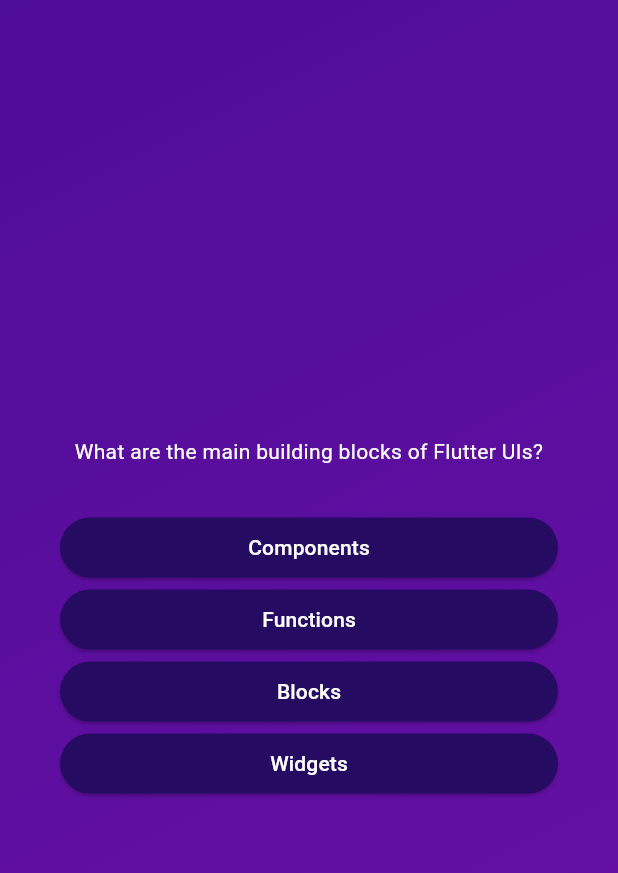
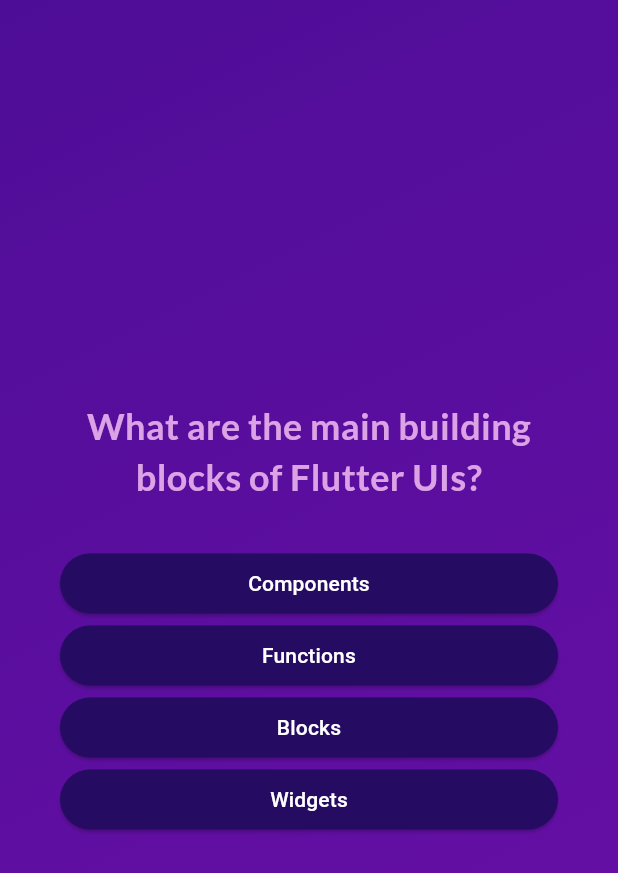
Before and after one commit to AnasKhan1506/quizz-app, a Flutter app: the screen it shows after launch, after a tap on "Start Quiz", on a phone screen of 412 x 824 dp. Shown: the top 873 px of the screen. Run offline on Flutter 3.47's test engine with Material 3 defaults, Android fonts, the phone set to English and light mode, and no system bars; our stand-ins replace google_fonts.

Commit message:
setting up answer state

```diff
--- a/lib/answer_button.dart
+++ b/lib/answer_button.dart
@@ -21,7 +21,10 @@ class AnswerButton extends StatelessWidget {
           foregroundColor: Colors.white,
           shape:
               RoundedRectangleBorder(borderRadius: BorderRadius.circular(40))),
-      child: Text(answerText),
+      child: Text(
+        answerText,
+        textAlign: TextAlign.center,
+      ),
     );
   }
 }
--- a/lib/questions_screen.dart
+++ b/lib/questions_screen.dart
@@ -1,9 +1,11 @@
 import 'package:flutter/material.dart';
+import 'package:google_fonts/google_fonts.dart';
 import 'package:quizzapp/answer_button.dart';
 import 'package:quizzapp/data/questions.dart';
 
 class QuestionsScreen extends StatefulWidget {
-  const QuestionsScreen({super.key});
+  const QuestionsScreen({super.key, required this.onSelectAnswer});
+  final void Function(String answer) onSelectAnswer;
 
   @override
   State<QuestionsScreen> createState() => _QuestionsScreenState();
@@ -32,7 +34,11 @@ class _QuestionsScreenState extends State<QuestionsScreen> {
           children: [
             Text(
               currentQuestion.text,
-              style: TextStyle(color: Colors.white),
+              style: GoogleFonts.lato(
+                color: Color.fromARGB(255, 220, 162, 230),
+                fontSize: 24,
+                fontWeight: FontWeight.bold,
+              ),
               textAlign: TextAlign.center,
             ),
             const SizedBox(
--- a/lib/quiz_screen.dart
+++ b/lib/quiz_screen.dart
@@ -4,7 +4,7 @@ import 'package:quizzapp/start_screen.dart';
 import 'package:quizzapp/questions_screen.dart';
 
 class Quiz extends StatefulWidget {
-  const Quiz({super.key});
+  Quiz({super.key});
 
   @override
   State<Quiz> createState() {
@@ -13,6 +13,11 @@ class Quiz extends StatefulWidget {
 }
 
 class _QuizState extends State<Quiz> {
+  final List<String> selectedAnswers = [];
+  void chooseAnswer(String answer) {
+    selectedAnswers.add(answer);
+  }
+
   var activeScreen = "start-screen";
 
   void switchScreen() {
@@ -38,7 +43,9 @@ class _QuizState extends State<Quiz> {
             ),
             child: activeScreen == 'start-screen'
                 ? StartScreen(switchScreen)
-                : const QuestionsScreen()),
+                : QuestionsScreen(
+                    onSelectAnswer: chooseAnswer,
+                  )),
       ),
     );
   }
--- a/lib/start_screen.dart
+++ b/lib/start_screen.dart
@@ -1,4 +1,5 @@
 import 'package:flutter/material.dart';
+import 'package:google_fonts/google_fonts.dart';
 
 class StartScreen extends StatelessWidget {
   const StartScreen(this.startQuiz, {super.key});
@@ -24,9 +25,9 @@ class StartScreen extends StatelessWidget {
           //   ),
           // ),
           const SizedBox(height: 80),
-          const Text(
+          Text(
             'Learn Flutter the fun way!',
-            style: TextStyle(
+            style: GoogleFonts.lato(
               color: Color.fromARGB(255, 237, 223, 252),
               fontSize: 24,
             ),
--- a/pubspec.yaml
+++ b/pubspec.yaml
@@ -35,6 +35,7 @@ dependencies:
   # The following adds the Cupertino Icons font to your application.
   # Use with the CupertinoIcons class for iOS style icons.
   cupertino_icons: ^1.0.2
+  google_fonts: ^6.2.1
 
 dev_dependencies:
   flutter_test:
```
Also changed, not shown: pubspec.lock, 1 other file.
